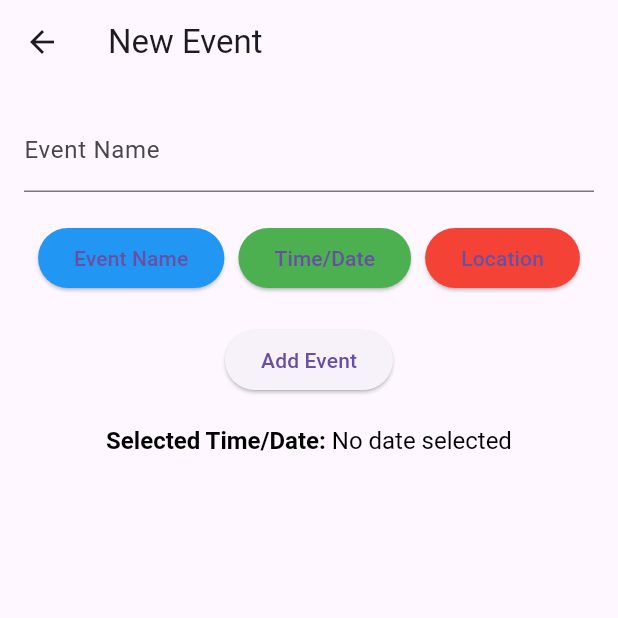
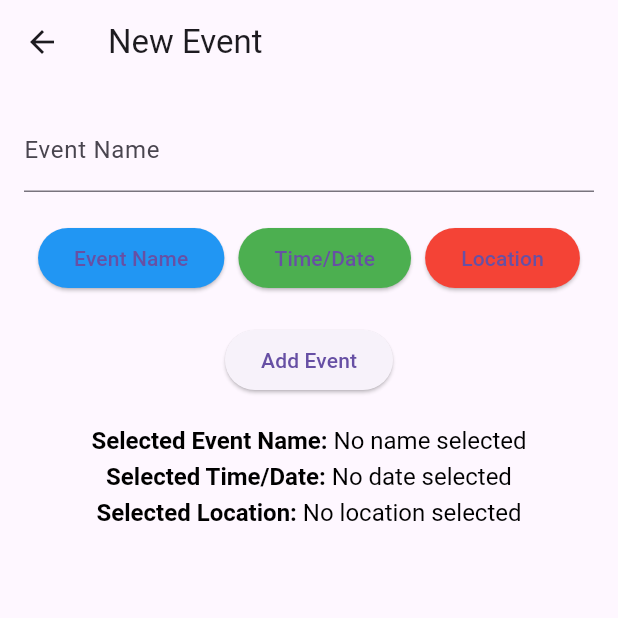
Before and after one commit to emmaframpton/Call-Companion, a Flutter app: the NewEventPage screen opened by its route, on a phone screen of 412 x 824 dp, the top half of it. Run offline on Flutter 3.47's test engine with Material 3 defaults, Android fonts, the phone set to English and light mode, and no system bars.

Commit message:
event name/location selection shown on newevent page

```diff
--- a/lib/location.dart
+++ b/lib/location.dart
@@ -26,6 +26,7 @@ class LocationState extends State<Location> {
               controller: controller,
               decoration: InputDecoration(labelText: 'Location'),
             ),
+            SizedBox(height: 10),
             ElevatedButton(
               style: ElevatedButton.styleFrom(
                 backgroundColor: Colors.red,
--- a/lib/main.dart
+++ b/lib/main.dart
@@ -427,6 +427,29 @@ class _NewEventPageState extends State<NewEventPage> {
               text: TextSpan(
                 children: [
                   const TextSpan(
+                    text: 'Selected Event Name: ', // Bold text
+                    style: TextStyle(
+                      fontWeight: FontWeight.bold,
+                      fontSize: 16,
+                      color: Colors.black,
+                    ),
+                  ),
+                  TextSpan(
+                    text: '$eventName', // Normal text
+                    style: const TextStyle(
+                      fontWeight: FontWeight.normal,
+                      fontSize: 16,
+                      color: Colors.black,
+                    ),
+                  ),
+                ],
+              ),
+            ),
+          SizedBox(height: 5),
+          RichText(
+              text: TextSpan(
+                children: [
+                  const TextSpan(
                     text: 'Selected Time/Date: ', // Bold text
                     style: TextStyle(
                       fontWeight: FontWeight.bold,
@@ -436,6 +459,29 @@ class _NewEventPageState extends State<NewEventPage> {
                   ),
                   TextSpan(
                     text: '$timeDate', // Normal text
+                    style: const TextStyle(
+                      fontWeight: FontWeight.normal,
+                      fontSize: 16,
+                      color: Colors.black,
+                    ),
+                  ),
+                ],
+              ),
+            ),
+          SizedBox(height: 5),
+          RichText(
+              text: TextSpan(
+                children: [
+                  const TextSpan(
+                    text: 'Selected Location: ', // Bold text
+                    style: TextStyle(
+                      fontWeight: FontWeight.bold,
+                      fontSize: 16,
+                      color: Colors.black,
+                    ),
+                  ),
+                  TextSpan(
+                    text: '$location', // Normal text
                     style: const TextStyle(
                       fontWeight: FontWeight.normal,
                       fontSize: 16,
```
